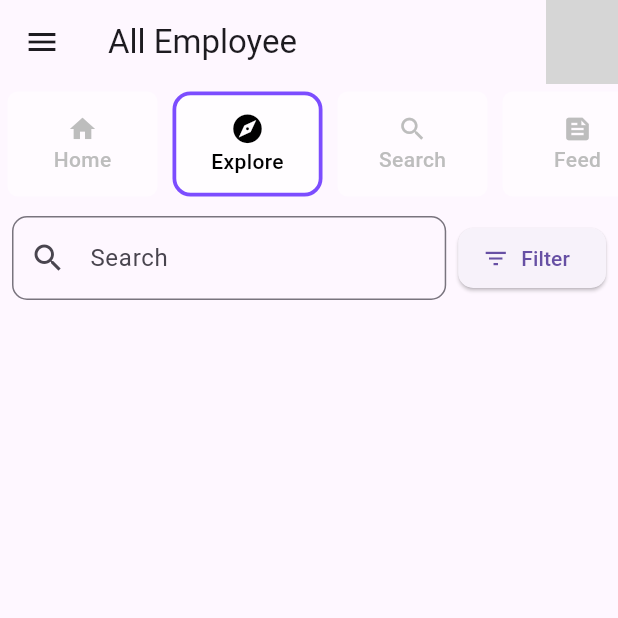
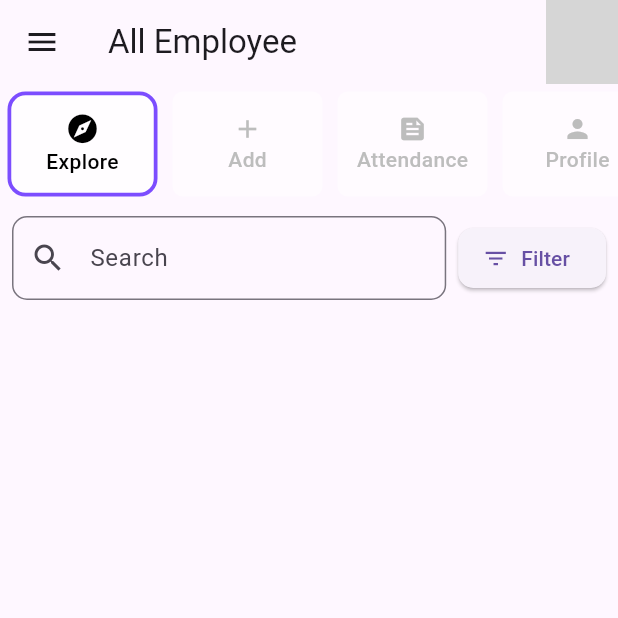
Before and after one commit to naderwael1/opeartion_panal, a Flutter app: the AllEmployeeScreen screen opened directly, after a tap on "Explore", on a phone screen of 412 x 824 dp, the top half of it. Run offline on Flutter 3.47's test engine with Material 3 defaults, Android fonts, the phone set to English and light mode, and no system bars; our stand-ins replace cherry_toast, dotted_border, double_back_to_close_app, flutter_offline, fluttertoast, get and 7 more; missing offline and left inert: flutter_facebook_auth, spincircle_bottom_bar; accounts and stored records are empty; network calls fail; Roboto replaces fonts that are missing (Ubuntu); grey boxes are pictures that could not be loaded.

Commit message:
custom tool bar 100%

```diff
--- a/lib/Features/emp_features/presentation/all_emp_screen.dart
+++ b/lib/Features/emp_features/presentation/all_emp_screen.dart
@@ -1,3 +1,4 @@
+import 'package:bloc_v2/Features/branch_features/presentation/employeesAttendance_screen.dart';
 import 'package:bloc_v2/Features/emp_features/models/product_model.dart';
 import 'package:bloc_v2/Features/emp_features/presentation/add_position_screen.dart';
 import 'package:flutter/material.dart';
@@ -28,12 +29,13 @@ class _AllEmployeeScreenState extends State<AllEmployeeScreen> {
   }
 
   void goScreen() {
-    Navigator.push(
-      context,
-      MaterialPageRoute(
-        builder: (context) => AddPositionScreen(),
-      ),
-    );
+    Navigator.push(context,
+        MaterialPageRoute(builder: (context) => const AddPositionScreen()));
+  }
+
+  void goAttendanceScreen() {
+    Navigator.push(context,
+        MaterialPageRoute(builder: (context) => const EmpAttendanceScreen()));
   }
 
   Widget NoInternetWidget() {
@@ -70,12 +72,12 @@ class _AllEmployeeScreenState extends State<AllEmployeeScreen> {
               const SizedBox(height: 40),
               ElevatedButton(
                 onPressed: () {
-                  // Implement retry logic
+                  //todo
                 },
                 style: ElevatedButton.styleFrom(
-                  foregroundColor: Colors.black,
-                  backgroundColor:
-                      Colors.white, // This sets the text color on the button
+                  foregroundColor: Colors.white,
+                  backgroundColor: Theme.of(context)
+                      .primaryColor, // This sets the text color on the button
                   shape: RoundedRectangleBorder(
                     borderRadius: BorderRadius.circular(18.0),
                   ),
@@ -114,11 +116,27 @@ class _AllEmployeeScreenState extends State<AllEmployeeScreen> {
             ),
             body: Column(
               children: [
-                // CustomToolBar(), // Positioned directly under the AppBar
-                CustomToolBar(
-                  onExploreTap: toggleSearch,
-                  onProfileTap: goScreen,
-                ),
+                CustomToolBar(titles: const [
+                  "Explore",
+                  "Add",
+                  "Attendance",
+                  "Profile"
+                ], icons: const [
+                  Icons.explore,
+                  Icons.add,
+                  Icons.feed,
+                  Icons.person,
+                ], callbacks: [
+                  toggleSearch,
+                  () {
+                    Navigator.push(
+                        context,
+                        MaterialPageRoute(
+                            builder: (context) => const AddEmp()));
+                  },
+                  goAttendanceScreen,
+                  goScreen
+                ]),
                 Visibility(
                   visible: _showSearch,
                   child: Padding(
@@ -128,7 +146,7 @@ class _AllEmployeeScreenState extends State<AllEmployeeScreen> {
                         Expanded(
                           child: TextField(
                             decoration: InputDecoration(
-                              prefixIcon: Icon(Icons.search),
+                              prefixIcon: const Icon(Icons.search),
                               hintText: 'Search',
                               border: OutlineInputBorder(
                                 borderRadius: BorderRadius.circular(10),
--- a/lib/Features/emp_features/presentation/custom_tool_bar.dart
+++ b/lib/Features/emp_features/presentation/custom_tool_bar.dart
@@ -2,12 +2,19 @@ import 'package:flutter/material.dart';
 import 'package:google_fonts/google_fonts.dart';
 
 class CustomToolBar extends StatefulWidget {
-  final VoidCallback onExploreTap;
-  final VoidCallback onProfileTap;
+  final List<String> titles;
+  final List<IconData> icons;
+  final List<VoidCallback> callbacks;
 
-  CustomToolBar(
-      {Key? key, required this.onExploreTap, required this.onProfileTap})
-      : super(key: key);
+  CustomToolBar({
+    Key? key,
+    required this.titles,
+    required this.icons,
+    required this.callbacks,
+  })  : assert(
+            titles.length == icons.length && icons.length == callbacks.length,
+            "Titles, icons, and callbacks must have the same length"),
+        super(key: key);
 
   @override
   _CustomToolBarState createState() => _CustomToolBarState();
@@ -18,46 +25,18 @@ class _CustomToolBarState extends State<CustomToolBar> {
 
   @override
   Widget build(BuildContext context) {
-    final List<String> titles = [
-      "Home",
-      "Explore",
-      "Search",
-      "Feed",
-      "Posts",
-      "Activity",
-      "Setting",
-      "Profile",
-    ];
-
-    final List<IconData> icons = [
-      Icons.home,
-      Icons.explore,
-      Icons.search,
-      Icons.feed,
-      Icons.post_add,
-      Icons.local_activity,
-      Icons.settings,
-      Icons.person,
-    ];
-
     return Container(
       height: 80,
       child: ListView.builder(
         scrollDirection: Axis.horizontal,
-        itemCount: titles.length,
+        itemCount: widget.titles.length,
         itemBuilder: (context, index) {
           return GestureDetector(
             onTap: () {
               setState(() {
                 current = index;
               });
-              if (index == 1) {
-                // Assuming "Explore" is at index 1
-                widget.onExploreTap();
-              } else if (index == 7) {
-                // Assuming "Profile" is at index 7
-                widget.onProfileTap();
-              }
+              widget.callbacks[index]();
             },
             child: AnimatedContainer(
               duration: const Duration(milliseconds: 300),
@@ -78,14 +57,14 @@ class _CustomToolBarState extends State<CustomToolBar> {
                   mainAxisAlignment: MainAxisAlignment.center,
                   children: [
                     Icon(
-                      icons[index],
+                      widget.icons[index],
                       size: current == index ? 23 : 20,
                       color: current == index
                           ? Colors.black
                           : Colors.grey.shade400,
                     ),
                     Text(
-                      titles[index],
+                      widget.titles[index],
                       style: GoogleFonts.ubuntu(
                         fontWeight: FontWeight.w500,
                         color: current == index
```
Also changed, not shown: lib/Features/branch_features/presentation/BN_tool_bar.dart (added).
